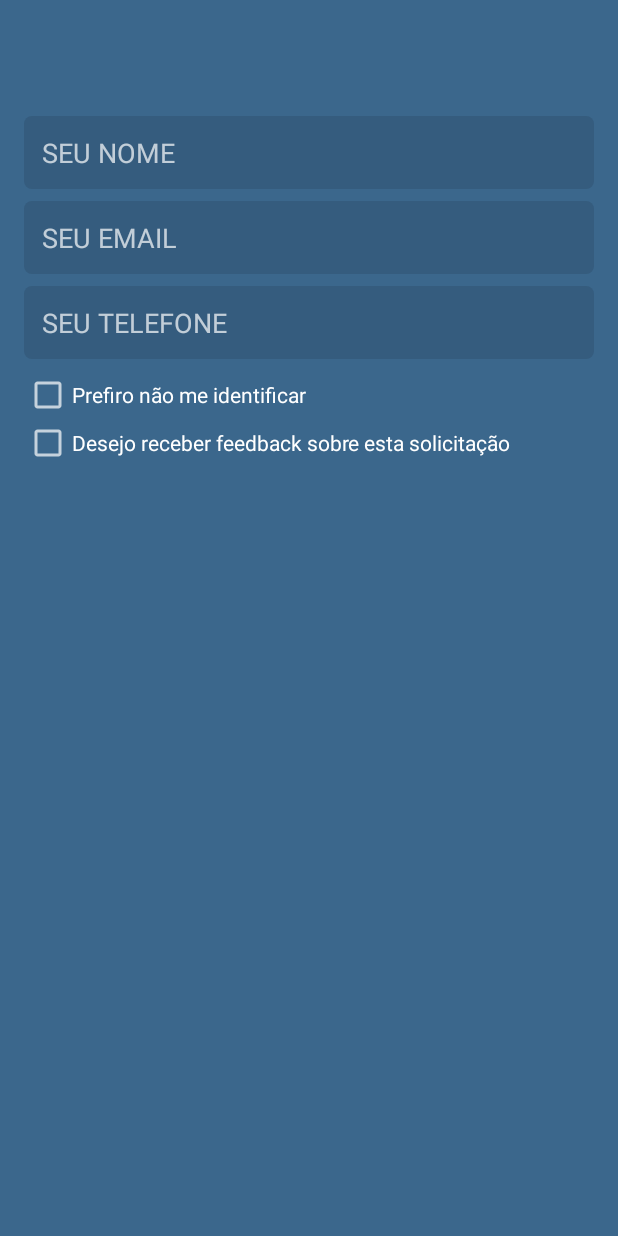
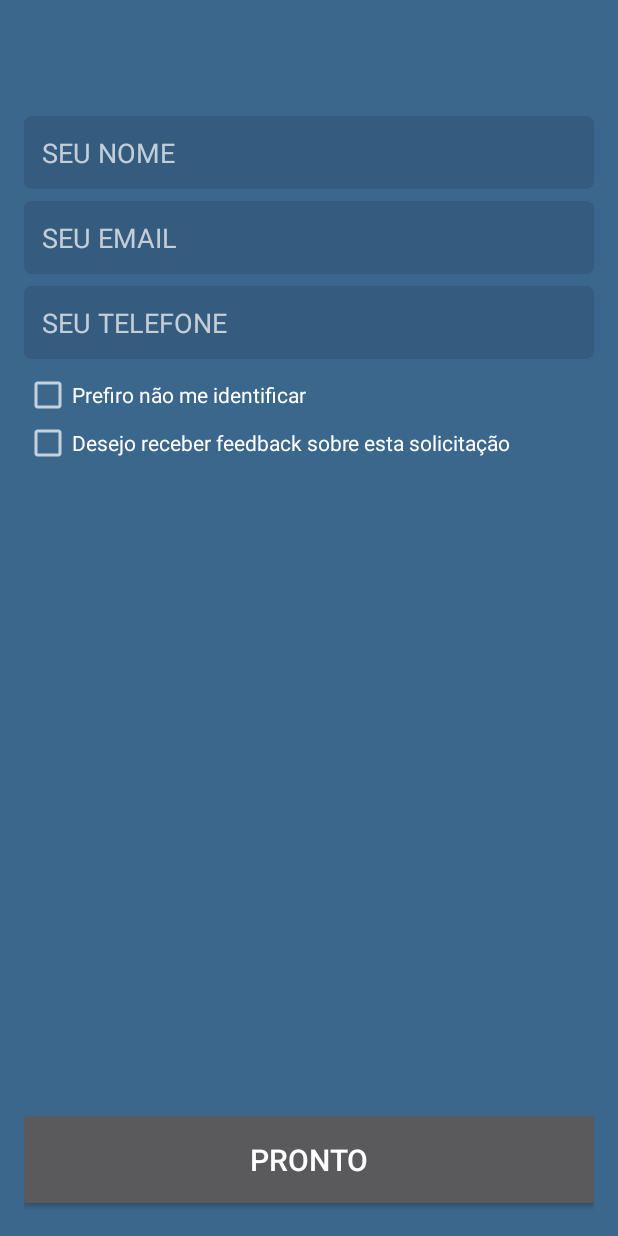
Before and after one commit to MathiasBerwig/CidadaoIjuiense, an Android app: the layout fragment_submeter_ocorrencia.xml on its own in the app's theme, with its tools: preview values and no code run, on a phone screen of 412 x 824 dp. Run offline under Robolectric (Android 15) with nearby library versions, the phone set to English and light mode, and no system bars; plain views replace ColorTextView.

Commit message:
Botão Submeter Ocorrência + Dialog de confirmação Anônimo

```diff
--- a/app/src/main/res/layout/fragment_submeter_ocorrencia.xml
+++ b/app/src/main/res/layout/fragment_submeter_ocorrencia.xml
@@ -89,6 +89,22 @@
             android:layout_width="match_parent"
             android:layout_height="wrap_content"
             android:text="@string/cb_receber_feedback" />
+
+        <Space
+            android:layout_width="match_parent"
+            android:layout_height="wrap_content"
+            android:layout_weight="1"/>
+
+        <!-- Botão Submeter -->
+        <Button
+            android:id="@+id/btn_submeter_ocorrencia"
+            android:layout_width="match_parent"
+            android:layout_height="70dp"
+            android:layout_gravity="bottom"
+            android:layout_marginLeft="-4dp"
+            android:layout_marginRight="-4dp"
+            android:layout_weight="0"
+            android:text="@string/action_pronto"
+            android:textSize="20sp" />
     </LinearLayout>
-
 </RelativeLayout>
--- a/app/src/main/res/values/strings.xml
+++ b/app/src/main/res/values/strings.xml
@@ -42,4 +42,8 @@
     <string name="hint_nome_usuario">SEU NOME</string>
     <string name="hint_email_usuario">SEU EMAIL</string>
     <string name="hint_telefone_usuario">SEU TELEFONE</string>
+    <string name="dialog_tit_confirmacao_anonimo">Você tem certeza?</string>
+    <string name="dialog_mes_confirmacao_anonimo">Desta forma não será possível acompanhar o andamento da sua solicitação.</string>
+    <string name="action_sim">Sim</string>
+    <string name="action_cancelar">Cancelar</string>
 </resources>
--- a/app/src/main/res/values/styles.xml
+++ b/app/src/main/res/values/styles.xml
@@ -5,6 +5,7 @@
         <item name="colorPrimaryDark">@color/colorPrimaryDark</item>
         <item name="colorAccent">@color/colorAccent</item>
         <item name="android:colorBackground">@color/colorPrimary</item>
+        <item name="alertDialogTheme">@style/DialogTheme</item>
     </style>
 
     <style name="AppTheme.NoActionBar">
@@ -12,6 +13,10 @@
         <item name="windowNoTitle">true</item>
     </style>
 
+    <style name="DialogTheme" parent="Base.Theme.AppCompat.Light.Dialog.Alert">
+        <item name="android:colorAccent">@color/colorPrimaryDark</item>
+    </style>
+
     <style name="AppTheme.AppBarOverlay" parent="ThemeOverlay.AppCompat.Dark.ActionBar" />
 
     <style name="AppTheme.PopupOverlay" parent="ThemeOverlay.AppCompat.Light" />
```
Also changed, not shown: app/src/main/java/io/github/mathiasberwig/cidadao_ijuense/presentation/fragment/SubmeterOcorrenciaFragment.java (+53 -2 lines).
